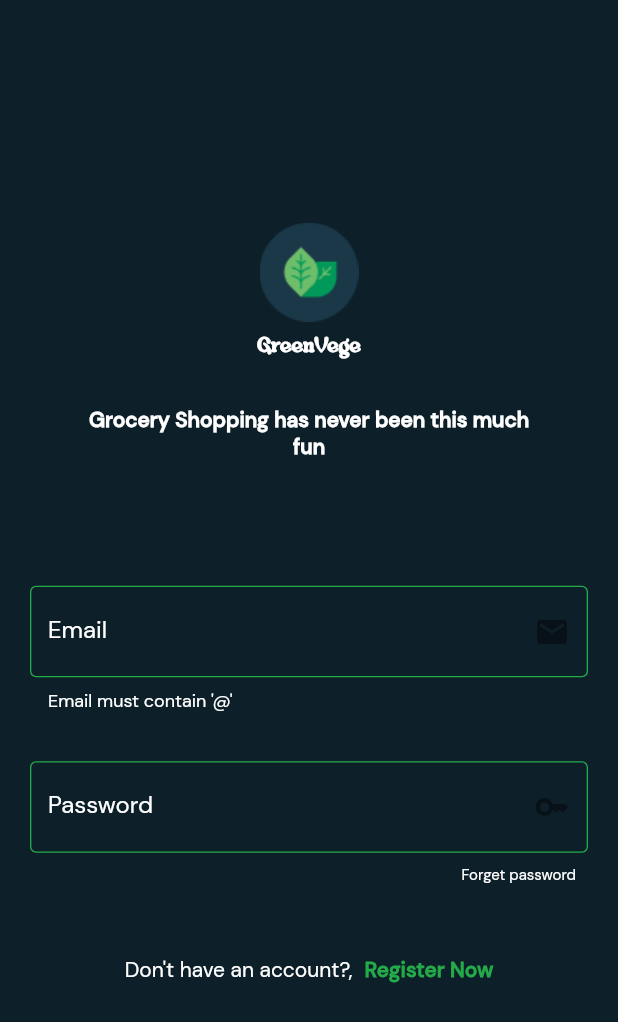
After one commit to black-coda/grorcery_app, a Flutter app: the screen it shows after launch, swiped to page 2, on a phone screen of 412 x 824 dp. The commit adds this screen. Shown: the top 1022 px of the screen. Run offline on Flutter 3.47's test engine with Material 2 defaults, Android fonts, the phone set to English and light mode, and no system bars.

Commit message:
Login UI 🤞

```diff
--- a/lib/main.dart
+++ b/lib/main.dart
@@ -1,5 +1,5 @@
 import 'package:flutter/material.dart';
-import 'package:grorcery_app_/views/UI/themes/splash.dart';
+import 'package:grorcery_app_/views/UI/splash.dart';
 import 'package:grorcery_app_/views/UI/themes/themes_.dart';
 
 void main() {
--- /dev/null
+++ b/lib/views/UI/auth/login_ui.dart
@@ -0,0 +1,163 @@
+import 'package:flutter/material.dart';
+class LoginScreen extends StatefulWidget {
+  const LoginScreen({super.key});
+
+  @override
+  State<LoginScreen> createState() => _LoginScreenState();
+}
+
+class _LoginScreenState extends State<LoginScreen> {
+  final _formKey = GlobalKey<FormState>();
+
+  @override
+  Widget build(BuildContext context) {
+    return SafeArea(
+      child: Scaffold(
+        body: Form(
+          key: _formKey,
+          child: Center(
+            child: SingleChildScrollView(
+              child: Column(
+                mainAxisAlignment: MainAxisAlignment.center,
+                crossAxisAlignment: CrossAxisAlignment.center,
+                children: [
+                  Image.asset('assets/logo.png'),
+                  const SizedBox(
+                    height: 10,
+                  ),
+                  const Text(
+                    "GreenVege",
+                    style: TextStyle(
+                      fontFamily: "Aloe",
+                      color: Colors.white,
+                      fontWeight: FontWeight.bold,
+                    ),
+                  ),
+                  const SizedBox(
+                    height: 32,
+                  ),
+                  SizedBox(
+                    width: 318,
+                    child: Text(
+                      'Grocery Shopping has never been this much fun',
+                      textAlign: TextAlign.center,
+                      style: Theme.of(context).textTheme.headline2,
+                    ),
+                  ),
+                  const SizedBox(
+                    height: 64,
+                  ),
+
+                  //form field
+                  Container(
+                    padding: const EdgeInsets.all(20),
+                    child: Column(
+                      children: [
+                        TextFormField(
+                          style: const TextStyle(color: Colors.white),
+                          keyboardType: TextInputType.emailAddress,
+                          decoration: InputDecoration(
+                            helperText: "Email must contain '@'",
+                            helperStyle: const TextStyle(color: Colors.white),
+                            enabledBorder: OutlineInputBorder(
+                              borderSide: BorderSide(
+                                width: 0.9,
+                                color: Theme.of(context).colorScheme.primary,
+                              ),
+                            ),
+                            focusedBorder: OutlineInputBorder(
+                                borderSide: BorderSide(
+                              width: 0.9,
+                              color: Theme.of(context).colorScheme.primary,
+                            )),
+                            suffixIcon: const Icon(Icons.email_rounded),
+                            labelText: "Email",
+                            labelStyle: const TextStyle(color: Colors.white),
+                          ),
+                        ),
+                        const SizedBox(
+                          height: 32,
+                        ),
+                        TextFormField(
+                          style: const TextStyle(color: Colors.white),
+                          obscureText: true,
+                          keyboardType: TextInputType.text,
+                          decoration: InputDecoration(
+                            enabledBorder: OutlineInputBorder(
+                              borderSide: BorderSide(
+                                width: 0.9,
+                                color: Theme.of(context).colorScheme.primary,
+                              ),
+                            ),
+                            focusedBorder: OutlineInputBorder(
+                                borderSide: BorderSide(
+                              width: 0.9,
+                              color: Theme.of(context).colorScheme.primary,
+                            )),
+                            suffixIcon: const Icon(Icons.key_rounded),
+                            labelText: "Password",
+                            labelStyle: const TextStyle(color: Colors.white),
+                          ),
+                        ),
+                        Padding(
+                          padding: const EdgeInsets.all(8.0),
+                          child: GestureDetector(
+                            onTap: () {
+                              // TODO: To implement forget password
+                            },
+                            child: Row(
+                              mainAxisAlignment: MainAxisAlignment.end,
+                              children: const [
+                                Text(
+                                  "Forget password",
+                                  style: TextStyle(
+                                    color: Colors.white,
+                                    fontSize: 10,
+                                  ),
+                                )
+                              ],
+                            ),
+                          ),
+                        ),
+                        const SizedBox(
+                          height: 40,
+                        ),
+                        Row(
+                          mainAxisSize: MainAxisSize.min,
+                          mainAxisAlignment: MainAxisAlignment.spaceBetween,
+                          children: [
+                            const Text(
+                              "Don't have an account?,",
+                              style: TextStyle(
+                                color: Colors.white,
+                              ),
+                            ),
+                            const SizedBox(
+                              width: 8,
+                            ),
+                            GestureDetector(
+                              onTap: () {
+                                //TODO: To implement Navigate to register
+                              },
+                              child: Text(
+                                "Register Now",
+                                style: TextStyle(
+                                  color: Theme.of(context).colorScheme.primary,
+                                  fontWeight: FontWeight.bold,
+                                ),
+                              ),
+                            ),
+                          ],
+                        ),
+                      ],
+                    ),
+                  )
+                ],
+              ),
+            ),
+          ),
+        ),
+      ),
+    );
+  }
+}
--- a/lib/views/UI/themes/splash.dart
+++ b/lib/views/UI/splash.dart
@@ -1,4 +1,7 @@
 import 'package:flutter/material.dart';
+// import 'package:google_fonts/google_fonts.dart';
+
+import 'auth/login_ui.dart';
 
 class PageViewScreen extends StatefulWidget {
   const PageViewScreen({super.key});
@@ -16,11 +19,9 @@ class _PageViewScreenState extends State<PageViewScreen> {
     return Scaffold(
       body: PageView(
         controller: pageController,
-        children: [
-          const ScreenOne(),
-          Container(
-            color: Colors.yellow,
-          ),
+        children: const [
+          ScreenOne(),
+          LoginScreen(),
         ],
       ),
     );
@@ -82,11 +83,11 @@ class _ScreenOneState extends State<ScreenOne> {
             MaterialButton(
               onPressed: () {},
               minWidth: 190.0,
-              height: 53,
+              height: 43,
               padding: const EdgeInsets.all(16),
               color: Theme.of(context).colorScheme.primary,
               shape: RoundedRectangleBorder(
-                borderRadius: BorderRadius.circular(100),
+                borderRadius: BorderRadius.circular(80),
               ),
               child: Text(
                 "Shop Now",
--- a/lib/views/UI/themes/themes_.dart
+++ b/lib/views/UI/themes/themes_.dart
@@ -9,6 +9,9 @@ final darkTheme = ThemeData(
 );
 
 final darkThemed = ThemeData(
+  inputDecorationTheme: const InputDecorationTheme(
+    iconColor: Color(0xff23AA49),
+  ),
   appBarTheme: const AppBarTheme(
     backgroundColor: Color(0xff0D1F29),
   ),
--- a/pubspec.yaml
+++ b/pubspec.yaml
@@ -73,6 +73,11 @@ flutter:
         - asset: assets/fonts/DM_Sans/DMSans-Regular.ttf
         - asset: assets/fonts/DM_Sans/DMSans-Medium.ttf
 
+    - family: Aloe
+      fonts:
+        - asset: assets/fonts/aloevera/Aloevera-OVoWO.ttf
+
+
     - family: Jet
       fonts:
         - asset: assets/fonts/JetBrains/JetBrainsMono-Regular.ttf
```
Also changed, not shown: assets/fonts/aloevera/Aloevera-OVoWO.ttf (added).
